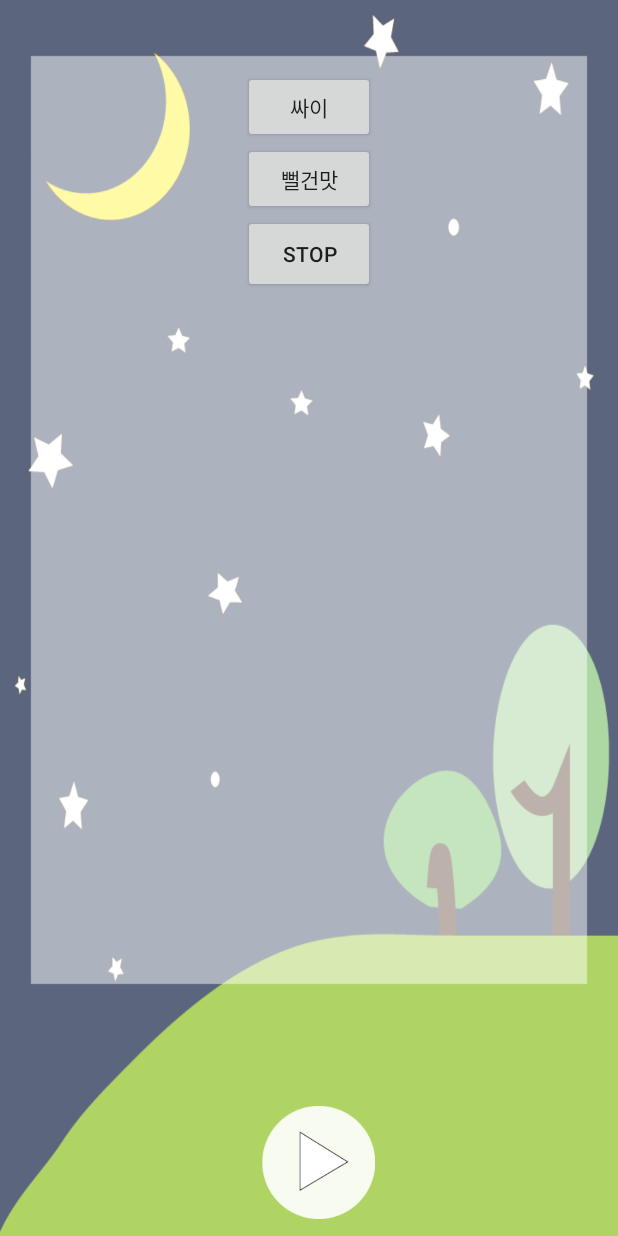
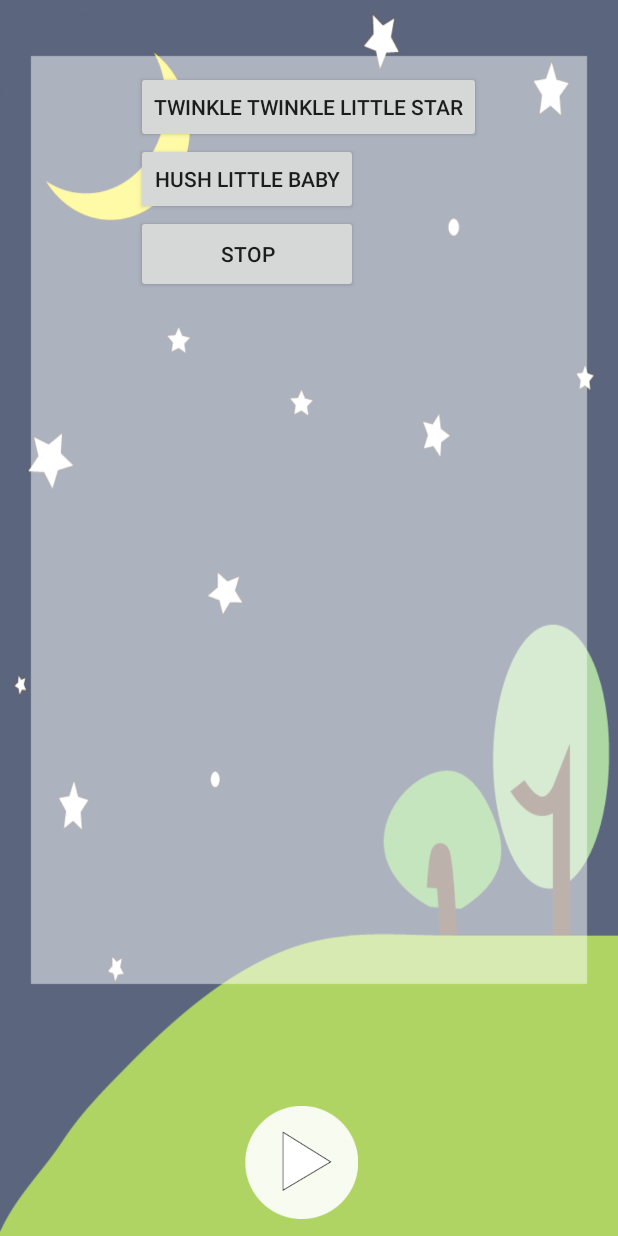
Before and after one commit to choiwoohyuk/Pepco, an Android app: the Jajang screen opened directly, with no data from a screen before it, on a phone screen of 412 x 824 dp. Run offline under Robolectric (Android 15) with nearby library versions, the phone set to English and light mode, and no system bars.

Commit message:
jajang -1

```diff
--- a/app/src/main/res/layout/jajang.xml
+++ b/app/src/main/res/layout/jajang.xml
@@ -7,7 +7,7 @@
     <Button
         android:layout_width="wrap_content"
         android:layout_height="wrap_content"
-        android:text="싸이"
+        android:text="Twinkle Twinkle Little Star"
         android:id="@+id/pineapple"
         android:layout_marginTop="47dp"
         android:layout_alignParentTop="true"
@@ -16,7 +16,7 @@
     <Button
         android:layout_width="wrap_content"
         android:layout_height="wrap_content"
-        android:text="뻘건맛"
+        android:text="hush little baby"
         android:id="@+id/orange"
         android:layout_below="@+id/pineapple"
         android:layout_alignStart="@+id/pineapple" />
```
